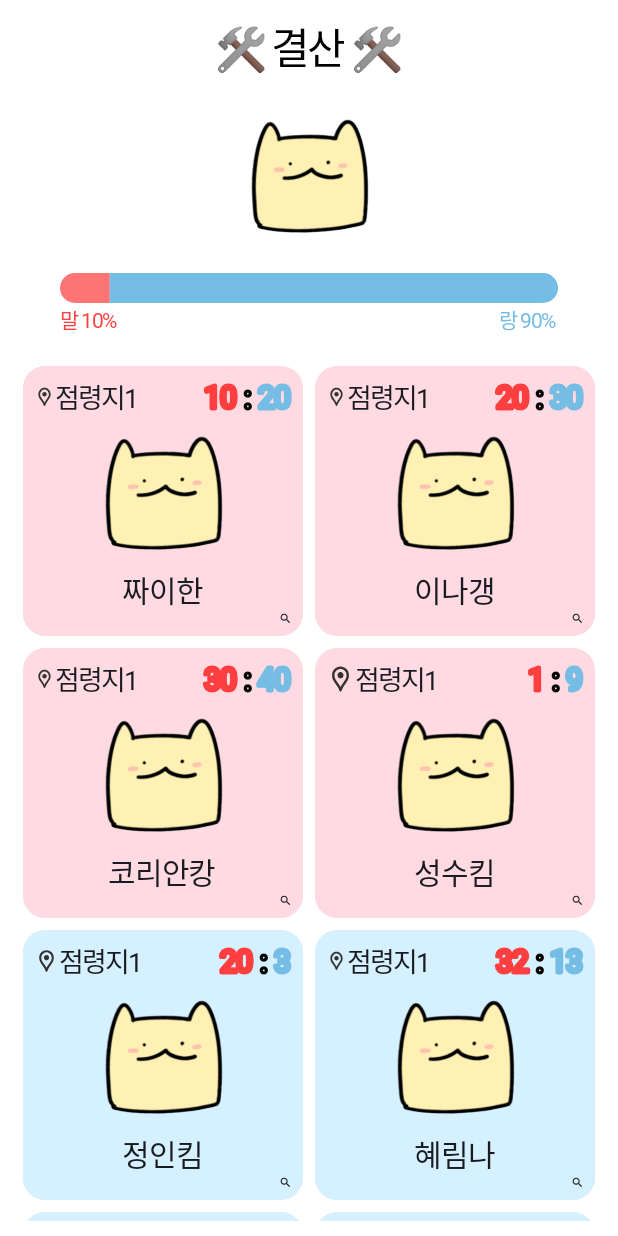
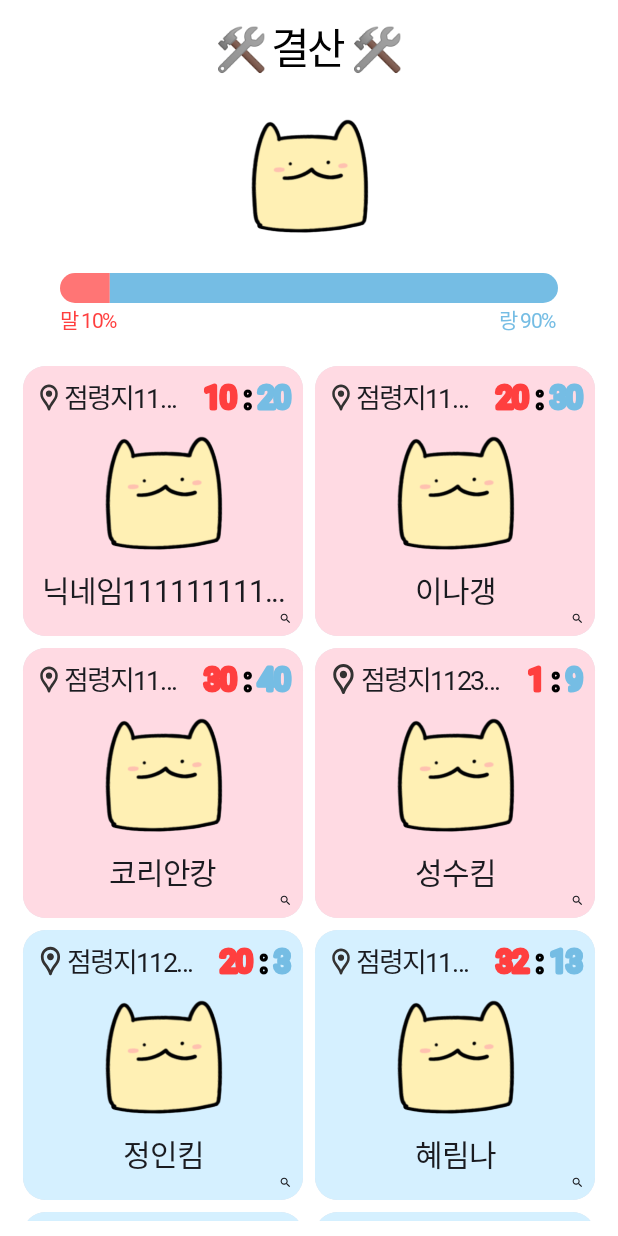
Before and after one commit to jaehan4707/Mallang, an Android app built with Jetpack Compose: the @Preview function SummaryPreview, on a phone screen of 412 x 824 dp. Run offline under Robolectric (Android 15) with nearby library versions, the phone set to English and light mode, and no system bars; Roboto replaces fonts that are not available here.

Commit message:
ui(#S11P12D203-292): text 짤림 처리 추가

```diff
--- a/android/project/app/src/main/java/com/chill/mallang/ui/component/BoldColoredText.kt
+++ b/android/project/app/src/main/java/com/chill/mallang/ui/component/BoldColoredText.kt
@@ -2,21 +2,26 @@ package com.chill.mallang.ui.component
 
 import androidx.compose.material3.Text
 import androidx.compose.runtime.Composable
+import androidx.compose.ui.Modifier
 import androidx.compose.ui.graphics.Color
 import androidx.compose.ui.graphics.StrokeJoin
 import androidx.compose.ui.graphics.drawscope.Stroke
 import androidx.compose.ui.text.TextStyle
+import androidx.compose.ui.text.style.TextOverflow
 import com.chill.mallang.ui.theme.Sub1
 import com.chill.mallang.ui.theme.Typography
 
 @Composable
 fun BoldColoredText(
+    modifier: Modifier = Modifier,
     text: String = "",
     textColor: Color = Sub1,
 ) {
     Text(
         text = text,
         color = textColor,
+        maxLines = 1,
+        overflow = TextOverflow.Ellipsis,
         style =
             Typography.headlineSmall.merge(
                 TextStyle(
--- a/android/project/app/src/main/java/com/chill/mallang/ui/feature/summary/SummaryScreen.kt
+++ b/android/project/app/src/main/java/com/chill/mallang/ui/feature/summary/SummaryScreen.kt
@@ -24,6 +24,8 @@ import androidx.compose.ui.Modifier
 import androidx.compose.ui.graphics.Color
 import androidx.compose.ui.res.painterResource
 import androidx.compose.ui.res.stringResource
+import androidx.compose.ui.text.style.TextAlign
+import androidx.compose.ui.text.style.TextOverflow
 import androidx.compose.ui.tooling.preview.Preview
 import androidx.compose.ui.unit.dp
 import com.chill.mallang.R
@@ -41,7 +43,10 @@ import com.chill.mallang.ui.util.noRippleClickable
 
 val SampleData =
     listOf(
-        User(nickName = "짜이한", factionId = 1L) to listOf(10, 20),
+        User(
+            nickName = "닉네임111111111111111111111111111111111111111111111111",
+            factionId = 1L,
+        ) to listOf(10, 20),
         User(nickName = "이나갱", factionId = 1L) to listOf(20, 30),
         User(nickName = "코리안캉", factionId = 1L) to listOf(30, 40),
         User(nickName = "성수킴", factionId = 1L) to listOf(1, 9),
@@ -99,7 +104,7 @@ fun SummaryContent(modifier: Modifier = Modifier) {
                 }) { index ->
                     val data = SampleData[index]
                     SummaryItem(
-                        areaName = "점령지1",
+                        areaName = "점령지112312312312312312312312",
                         score = data.second,
                         topUser = data.first,
                     )
@@ -113,7 +118,7 @@ fun SummaryContent(modifier: Modifier = Modifier) {
 @Composable
 fun SummaryItem(
     modifier: Modifier = Modifier,
-    areaName: String = "점령지1",
+    areaName: String = "111111111111111111111111111111111111111111111111",
     score: List<Int> = listOf(10, 20),
     topUser: User = User(nickName = "짜이한", factionId = 1L),
     onClick: () -> Unit = {},
@@ -126,7 +131,7 @@ fun SummaryItem(
         }
     Card(
         modifier =
-            Modifier
+            modifier
                 .size(180.dp)
                 .noRippleClickable {
                     onClick()
@@ -142,15 +147,33 @@ fun SummaryItem(
         ) {
             Row(verticalAlignment = Alignment.CenterVertically) {
                 Image(
-                    modifier = Modifier.weight(0.1f),
+                    modifier = Modifier.weight(0.15f),
                     painter = painterResource(id = R.drawable.ic_location),
                     contentDescription = "",
                 )
-                Text(text = areaName, style = Typography.displayLarge)
-                Spacer(modifier = Modifier.weight(0.3f))
-                BoldColoredText(text = score[0].toString(), textColor = Sub1)
-                BoldColoredText(text = " : ", textColor = Color.Black)
-                BoldColoredText(text = score[1].toString(), textColor = SkyBlue)
+                Text(
+                    modifier = Modifier.weight(0.6f),
+                    text = areaName,
+                    style = Typography.displayLarge,
+                    maxLines = 1,
+                    overflow = TextOverflow.Ellipsis,
+                )
+                Spacer(modifier = Modifier.weight(0.1f))
+                BoldColoredText(
+                    modifier = Modifier.weight(0.1f),
+                    text = score[0].toString(),
+                    textColor = Sub1,
+                )
+                BoldColoredText(
+                    modifier = Modifier.weight(0.1f),
+                    text = " : ",
+                    textColor = Color.Black,
+                )
+                BoldColoredText(
+                    modifier = Modifier.weight(0.1f),
+                    text = score[1].toString(),
+                    textColor = SkyBlue,
+                )
             }
 
             Image(
@@ -159,7 +182,14 @@ fun SummaryItem(
                 contentDescription = "",
             )
 
-            Text(text = topUser.nickName, style = Typography.headlineSmall)
+            Text(
+                modifier = Modifier.fillMaxWidth(),
+                text = topUser.nickName,
+                maxLines = 1,
+                overflow = TextOverflow.Ellipsis,
+                textAlign = TextAlign.Center,
+                style = Typography.headlineSmall,
+            )
             ImageButton(
                 modifier = Modifier.align(Alignment.End),
                 icon = R.drawable.ic_search,
```
